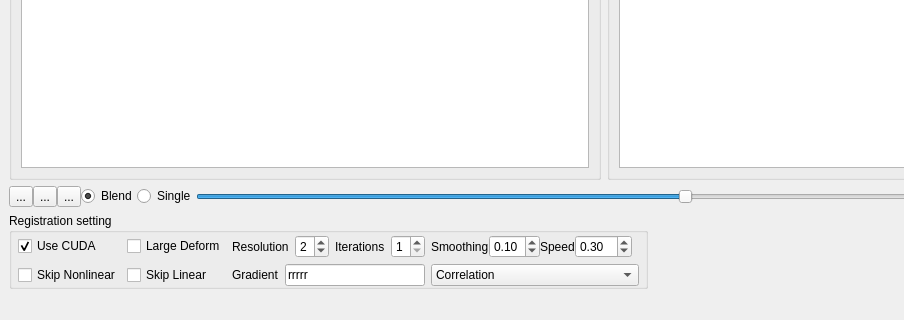
Qt form regtoolbox.ui (frankyeh/DSI-Studio) before a commit; both pictures show x 0 to 904 and y 454 to 774 of the 1208 by 774 pixel window.
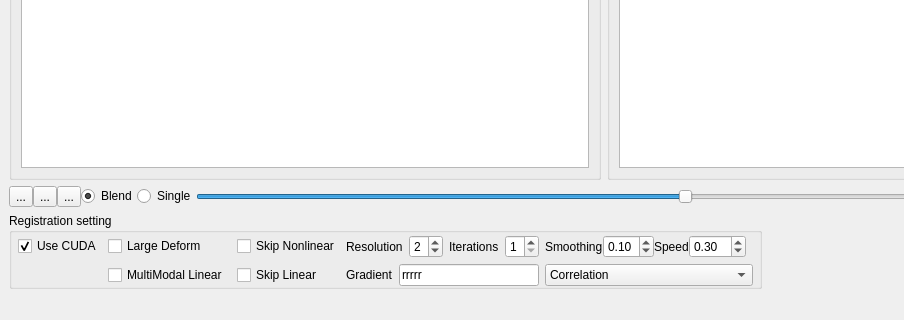
The same form after that commit. Icons and pictures are not drawn.

Patch:
```diff
--- a/regtoolbox.ui
+++ b/regtoolbox.ui
@@ -402,7 +402,28 @@
          <property name="bottomMargin">
           <number>0</number>
          </property>
-         <item row="0" column="5">
+         <item row="1" column="6">
+          <widget class="QComboBox" name="cost_fun">
+           <item>
+            <property name="text">
+             <string>Correlation</string>
+            </property>
+           </item>
+           <item>
+            <property name="text">
+             <string>Mutual Information</string>
+            </property>
+           </item>
+          </widget>
+         </item>
+         <item row="1" column="2">
+          <widget class="QCheckBox" name="skip_linear">
+           <property name="text">
+            <string>Skip Linear</string>
+           </property>
+          </widget>
+         </item>
+         <item row="0" column="6">
           <widget class="QWidget" name="nonlinear_widget" native="true">
            <layout class="QHBoxLayout" name="horizontalLayout_8">
             <property name="spacing">
@@ -528,42 +549,7 @@
            </property>
           </widget>
          </item>
-         <item row="1" column="0">
-          <widget class="QCheckBox" name="skip_nonlinear">
-           <property name="text">
-            <string>Skip Nonlinear</string>
-           </property>
-          </widget>
-         </item>
-         <item row="1" column="5">
-          <widget class="QComboBox" name="cost_fun">
-           <item>
-            <property name="text">
-             <string>Correlation</string>
-            </property>
-           </item>
-           <item>
-            <property name="text">
-             <string>Mutual Information</string>
-            </property>
-           </item>
-          </widget>
-         </item>
-         <item row="1" column="1">
-          <widget class="QCheckBox" name="skip_linear">
-           <property name="text">
-            <string>Skip Linear</string>
-           </property>
-          </widget>
-         </item>
-         <item row="0" column="1">
-          <widget class="QCheckBox" name="large_deform">
-           <property name="text">
-            <string>Large Deform</string>
-           </property>
-          </widget>
-         </item>
-         <item row="1" column="2">
+         <item row="1" column="3">
           <layout class="QHBoxLayout" name="horizontalLayout_2">
            <property name="leftMargin">
             <number>0</number>
@@ -584,7 +570,7 @@
            </item>
           </layout>
          </item>
-         <item row="0" column="2">
+         <item row="0" column="3">
           <layout class="QHBoxLayout" name="horizontalLayout_4">
            <item>
             <widget class="QLabel" name="label_3">
@@ -625,6 +611,27 @@
            </item>
           </layout>
          </item>
+         <item row="1" column="1">
+          <widget class="QCheckBox" name="mm_linear">
+           <property name="text">
+            <string>MultiModal Linear </string>
+           </property>
+          </widget>
+         </item>
+         <item row="0" column="1">
+          <widget class="QCheckBox" name="large_deform">
+           <property name="text">
+            <string>Large Deform</string>
+           </property>
+          </widget>
+         </item>
+         <item row="0" column="2">
+          <widget class="QCheckBox" name="skip_nonlinear">
+           <property name="text">
+            <string>Skip Nonlinear</string>
+           </property>
+          </widget>
+         </item>
         </layout>
        </widget>
       </item>
```
